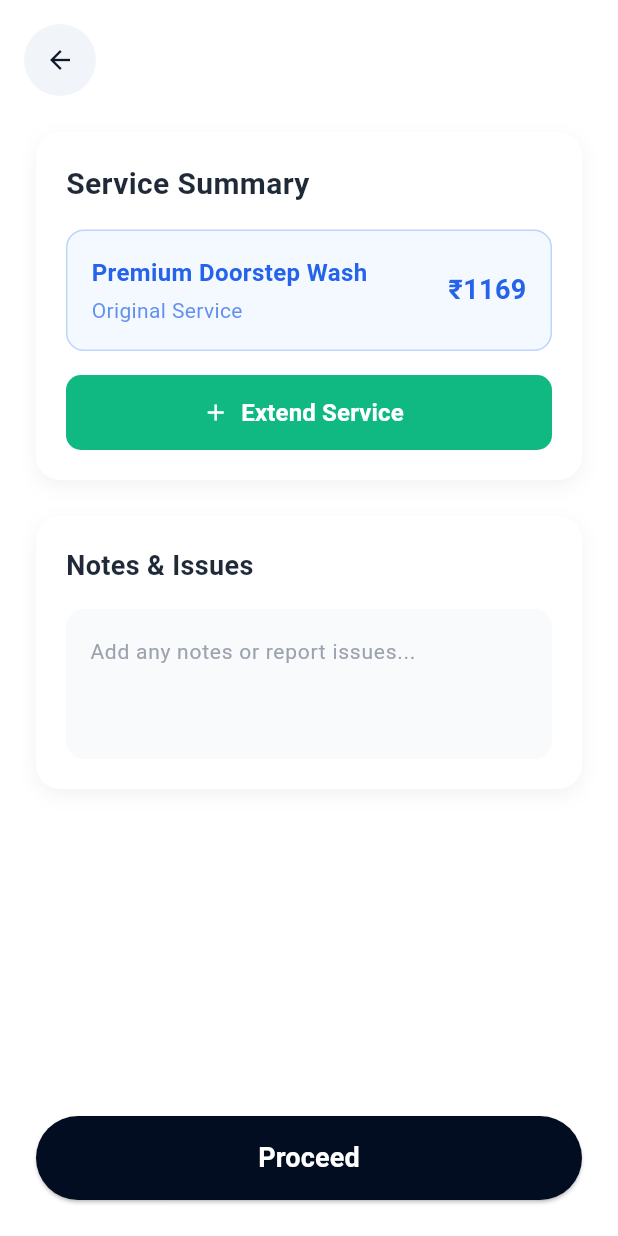
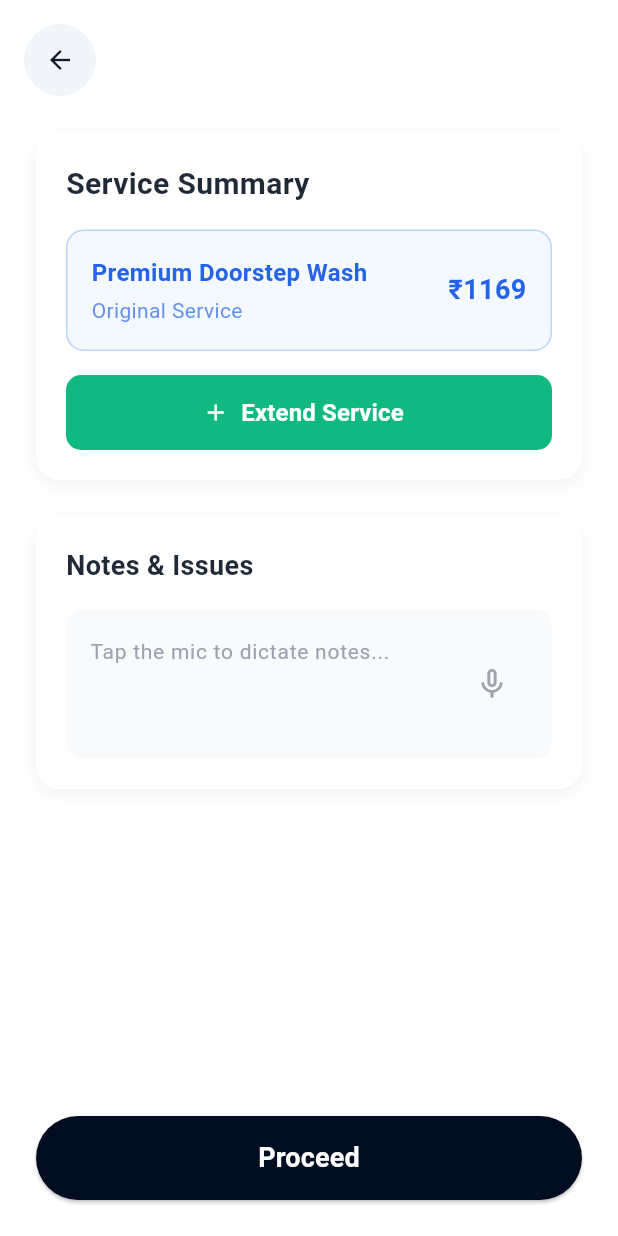
Before and after one commit to hemachandransairam/winkworker, a Flutter app: the ServiceSummaryScreen screen opened directly, on a phone screen of 412 x 824 dp. Run offline on Flutter 3.47's test engine with Material 3 defaults, Android fonts, the phone set to English and light mode, and no system bars; our stand-ins replace device_preview, image_picker, shared_preferences, speech_to_text, supabase_flutter; accounts and stored records are empty.

Commit message:
mic added in service summary

```diff
--- a/lib/screens/service_summary_screen.dart
+++ b/lib/screens/service_summary_screen.dart
@@ -1,6 +1,7 @@
 import 'package:flutter/material.dart';
 import 'package:wink_worker/screens/before_service_screen.dart';
 import 'package:wink_worker/screens/job_completed_screen.dart';
+import 'package:speech_to_text/speech_to_text.dart' as stt;
 
 class ServiceSummaryScreen extends StatefulWidget {
   final List<Map<String, dynamic>>? initialAdditionalServices;
@@ -12,11 +13,48 @@ class ServiceSummaryScreen extends StatefulWidget {
 
 class _ServiceSummaryScreenState extends State<ServiceSummaryScreen> {
   late List<Map<String, dynamic>> _additionalServices;
+  late stt.SpeechToText _speech;
+  bool _isListening = false;
+  final TextEditingController _notesController = TextEditingController();
 
   @override
   void initState() {
     super.initState();
     _additionalServices = List.from(widget.initialAdditionalServices ?? []);
+    _speech = stt.SpeechToText();
+  }
+
+  @override
+  void dispose() {
+    _notesController.dispose();
+    super.dispose();
+  }
+
+  void _listen() async {
+    if (!_isListening) {
+      bool available = await _speech.initialize(
+        onStatus: (val) {
+          if (val == 'done' || val == 'notListening') {
+            setState(() => _isListening = false);
+          }
+        },
+        onError: (val) {
+          setState(() => _isListening = false);
+        },
+      );
+      if (available) {
+        setState(() => _isListening = true);
+        _speech.listen(
+          onResult:
+              (val) => setState(() {
+                _notesController.text = val.recognizedWords;
+              }),
+        );
+      }
+    } else {
+      setState(() => _isListening = false);
+      _speech.stop();
+    }
   }
 
   final List<Map<String, dynamic>> _availableServices = [
@@ -395,17 +433,34 @@ class _ServiceSummaryScreenState extends State<ServiceSummaryScreen> {
                               color: const Color(0xFFF9FAFB),
                               borderRadius: BorderRadius.circular(12),
                             ),
-                            child: const TextField(
+                            child: TextField(
+                              controller: _notesController,
                               maxLines: 3,
                               decoration: InputDecoration(
-                                hintText: "Add any notes or report issues...",
+                                hintText:
+                                    _isListening
+                                        ? "Listening..."
+                                        : "Tap the mic to dictate notes...",
                                 hintStyle: TextStyle(
-                                  color: Color(0xFF9CA3AF),
+                                  color:
+                                      _isListening
+                                          ? Colors.red
+                                          : const Color(0xFF9CA3AF),
                                   fontSize: 14,
                                 ),
                                 border: InputBorder.none,
-                                contentPadding: EdgeInsets.symmetric(
+                                contentPadding: const EdgeInsets.symmetric(
                                   vertical: 16,
+                                ),
+                                suffixIcon: IconButton(
+                                  icon: Icon(
+                                    _isListening ? Icons.mic : Icons.mic_none,
+                                    color:
+                                        _isListening
+                                            ? Colors.red
+                                            : const Color(0xFF9CA3AF),
+                                  ),
+                                  onPressed: _listen,
                                 ),
                               ),
                             ),
--- a/pubspec.yaml
+++ b/pubspec.yaml
@@ -38,6 +38,7 @@ dependencies:
   device_preview: ^1.2.0
   image_picker: ^1.2.1
   supabase_flutter: ^2.12.0
+  speech_to_text: ^7.3.0
 
 dev_dependencies:
   flutter_test:
```
Also changed, not shown: pubspec.lock, 5 other files.
